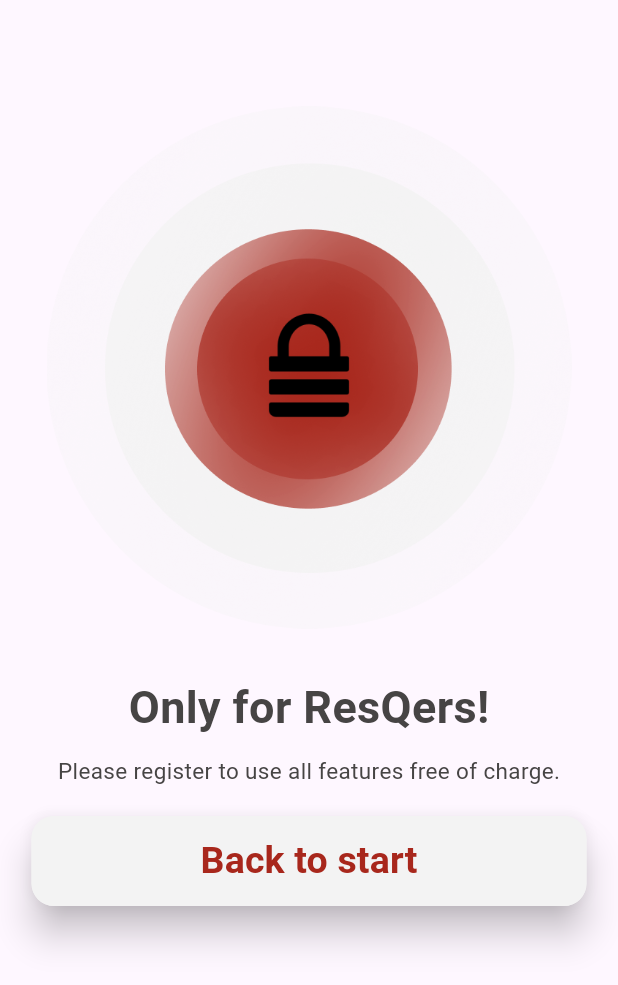
After one commit to aronmilojevic/RedResQ_App, a Flutter app: the NoUser screen opened directly, on a phone screen of 412 x 824 dp. The commit adds this screen. Shown: the top 985 px of the screen. Run offline on Flutter 3.47's test engine with Material 3 defaults, Android fonts, the phone set to English and light mode, and no system bars; our stand-ins replace connectivity, flutter_local_notifications.

Commit message:
Die Pages [Offline kein Internet] als auch [offline noch kein User] erstellt; Änderungen des Designs am Buttons Skip;Im Button Skip einen AlertDialog eingebaut um den User vor eingeschränketen zugriff der App zu warnen

```diff
--- /dev/null
+++ b/lib/components/offline_no_user.dart
@@ -0,0 +1,82 @@
+import 'package:flutter/material.dart';
+import 'package:redresq_app/components/my_colors.dart';
+import 'package:redresq_app/components/my_headers.dart';
+import 'package:redresq_app/login_register/start_page_2.0.dart';
+
+
+class NoUser extends StatefulWidget {
+  const NoUser({Key? key}) : super(key: key);
+
+  @override
+  _NoUserState createState() => _NoUserState();
+}
+
+class _NoUserState extends State<NoUser> {
+  bool _isPasswordVisible = false;
+  TextEditingController _usernameController = TextEditingController();
+  TextEditingController _passwordController = TextEditingController();
+
+  @override
+  Widget build(BuildContext context) {
+    return Scaffold(
+        body: SingleChildScrollView(
+          child: Center(
+            child: Column(
+              mainAxisAlignment: MainAxisAlignment.start,
+              children: [
+                const SizedBox(height: 70),
+                const Image(
+                  image: AssetImage('lib/assets/offline/offline_no_user.png'),
+                  width: 350,
+                  height: 350,
+                  fit: BoxFit.contain,
+                ),
+                const SizedBox(height: 30),
+                const Text(
+                  'Only for ResQers!',
+                  style: headerTextStyle,
+                ),
+                const SizedBox(height: 10),
+                const Text(
+                  'Please register to use all features free of charge.',
+                  style: subHeaderTextStyle,
+                ),
+                const SizedBox(height: 20),
+                Material(
+                  elevation: 10,
+                  borderRadius: const BorderRadius.all(Radius.circular(15)),
+                  color: myGreyColor,
+                  child: MaterialButton(
+                    onPressed: () {
+                      Navigator.push(
+                        context,
+                        MaterialPageRoute(builder: (context) => GetStartedPage2()),
+                      );
+                    },
+                    minWidth: 370,
+                    height: 60,
+                    shape: RoundedRectangleBorder(
+                      borderRadius: BorderRadius.circular(15),
+                      side: BorderSide(color: myGreyColor, width: 3),
+                    ),
+                    child: const Text(
+                      'Back to start',
+                      textAlign: TextAlign.center,
+                      style: TextStyle(
+                        fontSize: 25,
+                        color: myRedColor,
+                        fontWeight: FontWeight.bold,
+                      ),
+                    ),
+                  ),
+                ),
+                const SizedBox(height: 5),
+
+
+              ],
+            ),
+          ),
+        )
+    );
+  }
+}
--- a/pubspec.yaml
+++ b/pubspec.yaml
@@ -84,6 +84,7 @@ flutter:
     - lib/assets/ranking/
     - lib/assets/logos/
     - lib/assets/reset/
+    - lib/assets/offline/
 
   # An image asset can refer to one or more resolution-specific "variants", see
   # https://flutter.dev/assets-and-images/#resolution-aware
```
Also changed, not shown: lib/components/offline_no_connection.dart (added, +60 -0 lines), lib/login_register/start_page_2.0.dart (+66 -4 lines), lib/assets/offline/offline_no_connection.png (added), lib/assets/offline/offline_no_user.png (added).
